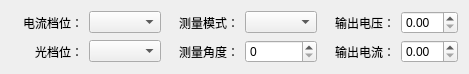
Qt form HeGui/HAngleTestSetWidget.ui (hexianqi/QtCode) before a commit.
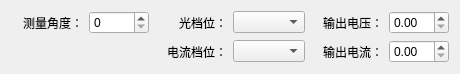
The same form after that commit.

```diff
--- a/HeGui/HAngleTestSetWidget.ui
+++ b/HeGui/HAngleTestSetWidget.ui
@@ -14,50 +14,6 @@
    <string>Form</string>
   </property>
   <layout class="QGridLayout" name="gridLayout">
-   <item row="0" column="0">
-    <widget class="QLabel" name="label_009">
-     <property name="minimumSize">
-      <size>
-       <width>72</width>
-       <height>0</height>
-      </size>
-     </property>
-     <property name="text">
-      <string>电流档位：</string>
-     </property>
-     <property name="alignment">
-      <set>Qt::AlignRight|Qt::AlignTrailing|Qt::AlignVCenter</set>
-     </property>
-     <property name="buddy">
-      <cstring>comboBox_2</cstring>
-     </property>
-    </widget>
-   </item>
-   <item row="0" column="1">
-    <widget class="QComboBox" name="comboBox_2"/>
-   </item>
-   <item row="0" column="2">
-    <widget class="QLabel" name="label_003">
-     <property name="minimumSize">
-      <size>
-       <width>72</width>
-       <height>0</height>
-      </size>
-     </property>
-     <property name="text">
-      <string>测量模式：</string>
-     </property>
-     <property name="alignment">
-      <set>Qt::AlignRight|Qt::AlignTrailing|Qt::AlignVCenter</set>
-     </property>
-     <property name="buddy">
-      <cstring>comboBox_1</cstring>
-     </property>
-    </widget>
-   </item>
-   <item row="0" column="3">
-    <widget class="QComboBox" name="comboBox_1"/>
-   </item>
    <item row="0" column="4">
     <widget class="QLabel" name="label_002">
      <property name="minimumSize">
@@ -80,50 +36,6 @@
    <item row="0" column="5">
     <widget class="QDoubleSpinBox" name="doubleSpinBox_2"/>
    </item>
-   <item row="1" column="0">
-    <widget class="QLabel" name="label_010">
-     <property name="minimumSize">
-      <size>
-       <width>72</width>
-       <height>0</height>
-      </size>
-     </property>
-     <property name="text">
-      <string>光档位：</string>
-     </property>
-     <property name="alignment">
-      <set>Qt::AlignRight|Qt::AlignTrailing|Qt::AlignVCenter</set>
-     </property>
-     <property name="buddy">
-      <cstring>comboBox_3</cstring>
-     </property>
-    </widget>
-   </item>
-   <item row="1" column="1">
-    <widget class="QComboBox" name="comboBox_3"/>
-   </item>
-   <item row="1" column="2">
-    <widget class="QLabel" name="label_008">
-     <property name="minimumSize">
-      <size>
-       <width>72</width>
-       <height>0</height>
-      </size>
-     </property>
-     <property name="text">
-      <string>测量角度：</string>
-     </property>
-     <property name="alignment">
-      <set>Qt::AlignRight|Qt::AlignTrailing|Qt::AlignVCenter</set>
-     </property>
-     <property name="buddy">
-      <cstring>spinBox_1</cstring>
-     </property>
-    </widget>
-   </item>
-   <item row="1" column="3">
-    <widget class="QSpinBox" name="spinBox_1"/>
-   </item>
    <item row="1" column="4">
     <widget class="QLabel" name="label_004">
      <property name="minimumSize">
@@ -146,6 +58,72 @@
    <item row="1" column="5">
     <widget class="QDoubleSpinBox" name="doubleSpinBox_3"/>
    </item>
+   <item row="1" column="3">
+    <widget class="QComboBox" name="comboBox_2"/>
+   </item>
+   <item row="1" column="2">
+    <widget class="QLabel" name="label_009">
+     <property name="minimumSize">
+      <size>
+       <width>72</width>
+       <height>0</height>
+      </size>
+     </property>
+     <property name="text">
+      <string>电流档位：</string>
+     </property>
+     <property name="alignment">
+      <set>Qt::AlignRight|Qt::AlignTrailing|Qt::AlignVCenter</set>
+     </property>
+     <property name="buddy">
+      <cstring>comboBox_2</cstring>
+     </property>
+    </widget>
+   </item>
+   <item row="0" column="0">
+    <widget class="QLabel" name="label_008">
+     <property name="minimumSize">
+      <size>
+       <width>72</width>
+       <height>0</height>
+      </size>
+     </property>
+     <property name="text">
+      <string>测量角度：</string>
+     </property>
+     <property name="alignment">
+      <set>Qt::AlignRight|Qt::AlignTrailing|Qt::AlignVCenter</set>
+     </property>
+     <property name="buddy">
+      <cstring>spinBox_1</cstring>
+     </property>
+    </widget>
+   </item>
+   <item row="0" column="1">
+    <widget class="QSpinBox" name="spinBox_1"/>
+   </item>
+   <item row="0" column="3">
+    <widget class="QComboBox" name="comboBox_3"/>
+   </item>
+   <item row="0" column="2">
+    <widget class="QLabel" name="label_010">
+     <property name="minimumSize">
+      <size>
+       <width>72</width>
+       <height>0</height>
+      </size>
+     </property>
+     <property name="text">
+      <string>光档位：</string>
+     </property>
+     <property name="alignment">
+      <set>Qt::AlignRight|Qt::AlignTrailing|Qt::AlignVCenter</set>
+     </property>
+     <property name="buddy">
+      <cstring>comboBox_3</cstring>
+     </property>
+    </widget>
+   </item>
   </layout>
  </widget>
  <resources/>
```
